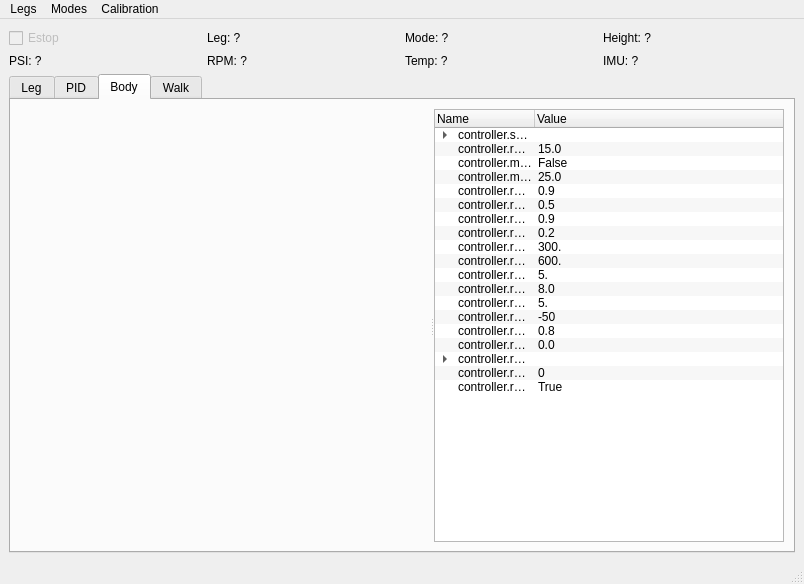
This is stompy/ui/stompy.ui in braingram/stompy as Qt 5 draws it before an edit. The edited form follows.
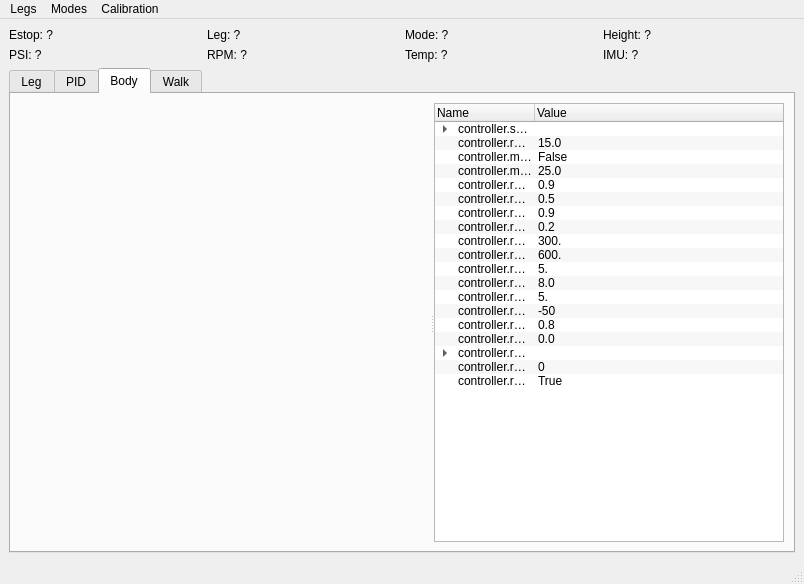
This is the edited form. Custom widgets are drawn as their Qt base class.

Commit message: ui: estop, height, support triangle

```diff
--- a/stompy/ui/stompy.ui
+++ b/stompy/ui/stompy.ui
@@ -18,12 +18,9 @@
     <item>
      <layout class="QHBoxLayout" name="horizontalLayout_8">
       <item>
-       <widget class="QCheckBox" name="estopCheck">
-        <property name="enabled">
-         <bool>false</bool>
-        </property>
+       <widget class="QLabel" name="estopLabel">
         <property name="text">
-         <string>Estop</string>
+         <string>Estop: ?</string>
         </property>
        </widget>
       </item>
```
The commit also changes 5 other files.
